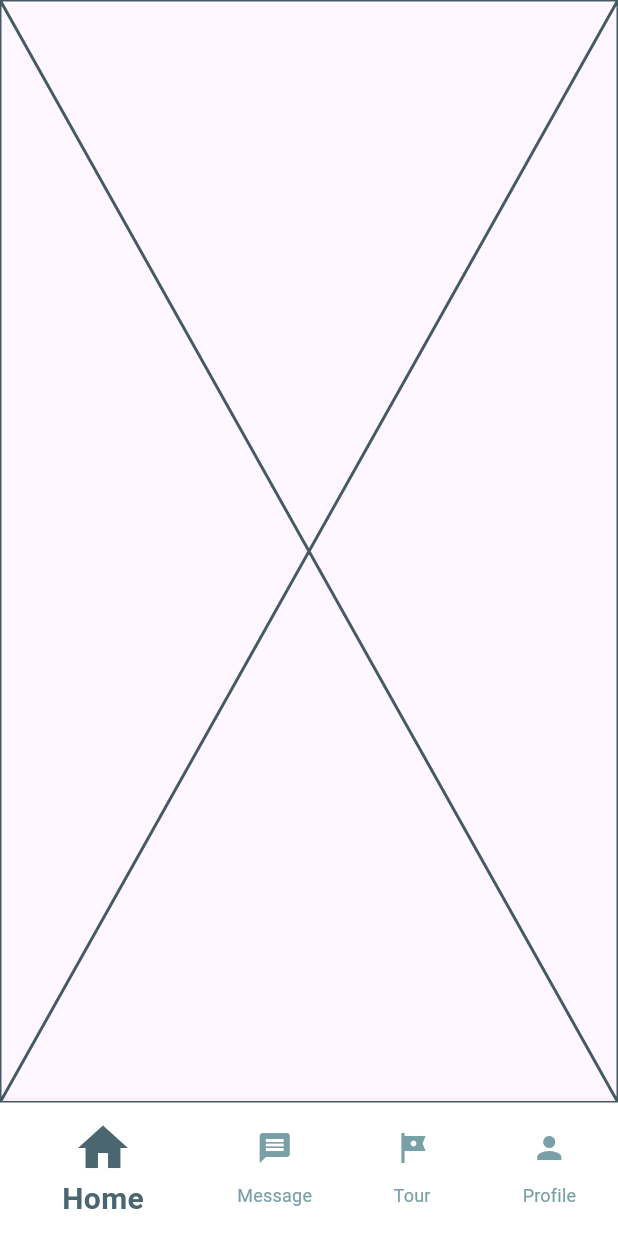
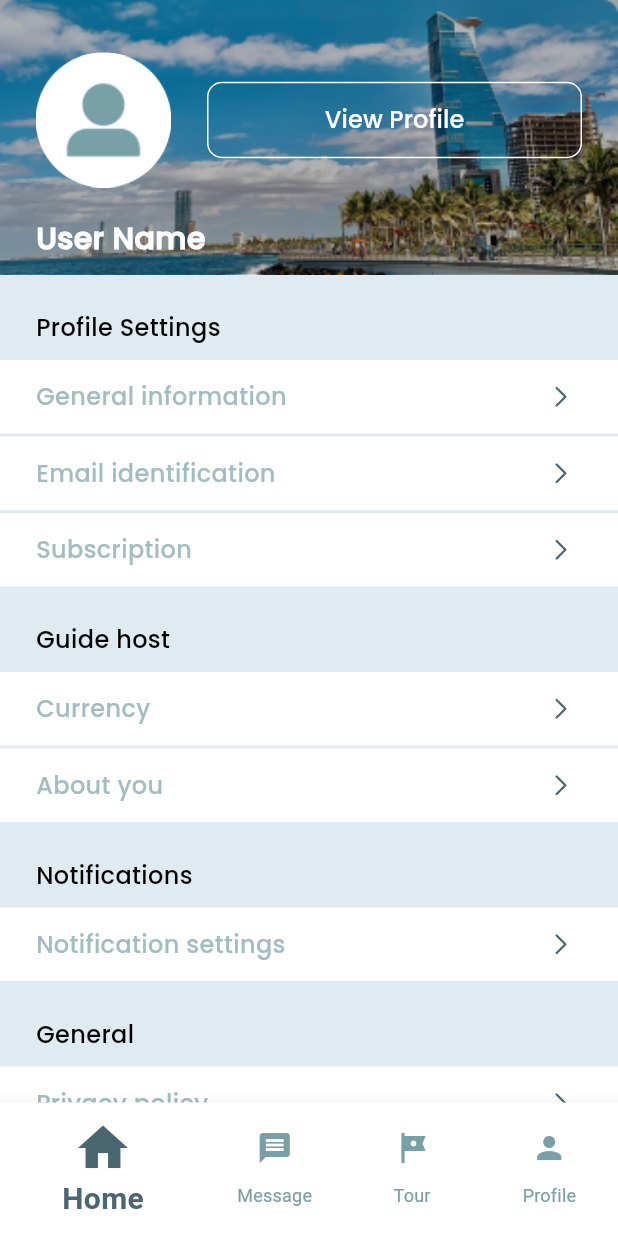
Before and after one commit to ftoome545/TravelMate-project, a Flutter app: the screen it shows after launch, swiped to page 4, on a phone screen of 412 x 824 dp. Run offline on Flutter 3.47's test engine with Material 3 defaults, Android fonts, the phone set to English and light mode, and no system bars; our stand-ins replace flutter_rating, flutter_svg.

Commit message:
finish ProfileScreen

```diff
--- a/lib/utils/app_images.dart
+++ b/lib/utils/app_images.dart
@@ -122,10 +122,6 @@ class Assets {
   /// assets/images/my_location_image.svg
   static const String imagesMyLocationImage = "assets/images/my_location_image.svg";
 
-  /// Assets for imagesNewTripImageScreen
-  /// assets/images/new_trip_image_screen.svg
-  static const String imagesNewTripImageScreen = "assets/images/new_trip_image_screen.svg";
-
   /// Assets for imagesOptionsIcon
   /// assets/images/options_icon.svg
   static const String imagesOptionsIcon = "assets/images/options_icon.svg";
@@ -135,8 +131,8 @@ class Assets {
   static const String imagesPlusAddIcon = "assets/images/plus_add_icon.svg";
 
   /// Assets for imagesProfileAvatarImage
-  /// assets/images/profile_avatar_image.svg
-  static const String imagesProfileAvatarImage = "assets/images/profile_avatar_image.svg";
+  /// assets/images/profile_avatar_image.png
+  static const String imagesProfileAvatarImage = "assets/images/profile_avatar_image.png";
 
   /// Assets for imagesProfileIcon
   /// assets/images/profile_icon.svg
@@ -149,14 +145,6 @@ class Assets {
   /// Assets for imagesQuoteIcon2
   /// assets/images/quote_icon_2.svg
   static const String imagesQuoteIcon2 = "assets/images/quote_icon_2.svg";
-
-  /// Assets for imagesRatingStarsConfirmScreen
-  /// assets/images/rating_stars_confirm_screen.svg
-  static const String imagesRatingStarsConfirmScreen = "assets/images/rating_stars_confirm_screen.svg";
-
-  /// Assets for imagesRatingStarsImage
-  /// assets/images/rating_stars_image.svg
-  static const String imagesRatingStarsImage = "assets/images/rating_stars_image.svg";
 
   /// Assets for imagesSarahCircleImage
   /// assets/images/Sarah_circle_image.png
--- a/lib/widgets/profile_screen.dart
+++ b/lib/widgets/profile_screen.dart
@@ -1,10 +1,158 @@
 import 'package:flutter/material.dart';
+import 'package:travel_mate/utils/app_styles.dart';
+import 'package:travel_mate/widgets/languages_and_activites_choose.dart';
+import 'package:travel_mate/widgets/profile_screen_user_avatar.dart';
+import 'package:travel_mate/widgets/white_container_filter_page.dart';
 
 class ProfileScreen extends StatelessWidget {
   const ProfileScreen({super.key});
 
   @override
   Widget build(BuildContext context) {
-    return const Placeholder();
+    return Scaffold(
+      backgroundColor: const Color(0xffDFEAF1),
+      body: SingleChildScrollView(
+        child: Column(
+          crossAxisAlignment: CrossAxisAlignment.start,
+          children: [
+            const ProfileScreenUserAvatar(),
+            const SizedBox(
+              height: 24,
+            ),
+            filterSubTitles('Profile Settings'),
+            const SizedBox(
+              height: 10,
+            ),
+            WhiteContainerFilterpage(
+                height: 49,
+                child: LanguagesAndActivitesChoose(
+                  onTap: () {},
+                  title: 'General information',
+                )),
+            const SizedBox(
+              height: 2,
+            ),
+            WhiteContainerFilterpage(
+                height: 49,
+                child: LanguagesAndActivitesChoose(
+                  onTap: () {},
+                  title: 'Email identification',
+                )),
+            const SizedBox(
+              height: 2,
+            ),
+            WhiteContainerFilterpage(
+                height: 49,
+                child: LanguagesAndActivitesChoose(
+                  onTap: () {},
+                  title: 'Subscription ',
+                )),
+            const SizedBox(
+              height: 24,
+            ),
+            filterSubTitles('Guide host'),
+            const SizedBox(
+              height: 10,
+            ),
+            WhiteContainerFilterpage(
+                height: 49,
+                child: LanguagesAndActivitesChoose(
+                  onTap: () {},
+                  title: 'Currency',
+                )),
+            const SizedBox(
+              height: 2,
+            ),
+            WhiteContainerFilterpage(
+                height: 49,
+                child: LanguagesAndActivitesChoose(
+                  onTap: () {},
+                  title: 'About you',
+                )),
+            const SizedBox(
+              height: 24,
+            ),
+            filterSubTitles('Notifications'),
+            const SizedBox(
+              height: 10,
+            ),
+            WhiteContainerFilterpage(
+                height: 49,
+                child: LanguagesAndActivitesChoose(
+                  onTap: () {},
+                  title: 'Notification settings',
+                )),
+            const SizedBox(
+              height: 24,
+            ),
+            filterSubTitles('General'),
+            const SizedBox(
+              height: 10,
+            ),
+            WhiteContainerFilterpage(
+                height: 49,
+                child: LanguagesAndActivitesChoose(
+                  onTap: () {},
+                  title: 'Privacy policy',
+                )),
+            const SizedBox(
+              height: 2,
+            ),
+            WhiteContainerFilterpage(
+                height: 49,
+                child: LanguagesAndActivitesChoose(
+                  onTap: () {},
+                  title: 'Terms of service',
+                )),
+            const SizedBox(
+              height: 2,
+            ),
+            WhiteContainerFilterpage(
+                height: 49,
+                child: LanguagesAndActivitesChoose(
+                  onTap: () {},
+                  title: 'Delete account',
+                )),
+            const SizedBox(
+              height: 24,
+            ),
+            Center(
+              child: TextButton(
+                  onPressed: () {},
+                  child: Text(
+                    'Log out',
+                    style: AppStyles.styleSemiBold18.copyWith(
+                      color: const Color(0xffFF3B30),
+                    ),
+                  )),
+            ),
+            const SizedBox(
+              height: 24,
+            ),
+            const Center(
+              child: Text(
+                'Version 1.0.0',
+                style: AppStyles.styleRegular12,
+              ),
+            ),
+            const SizedBox(
+              height: 24,
+            ),
+          ],
+        ),
+      ),
+    );
+  }
+
+  Padding filterSubTitles(String filterSubTitle) {
+    return Padding(
+      padding: const EdgeInsets.only(left: 24),
+      child: Text(
+        filterSubTitle,
+        style: AppStyles.styleMedium16.copyWith(
+          color: Colors.black,
+        ),
+      ),
+    );
   }
 }
--- /dev/null
+++ b/lib/widgets/profile_screen_user_avatar.dart
@@ -0,0 +1,102 @@
+import 'package:flutter/material.dart';
+import 'package:travel_mate/utils/app_images.dart';
+import 'package:travel_mate/utils/app_styles.dart';
+
+class ProfileScreenUserAvatar extends StatelessWidget {
+  const ProfileScreenUserAvatar({
+    super.key,
+  });
+
+  @override
+  Widget build(BuildContext context) {
+    return SizedBox(
+      // width: double.infinity,
+      // height: double.infinity,
+      height: 183,
+      child: Stack(
+        // alignment: Alignment.topCenter,
+        children: [
+          Positioned(
+            top: 0,
+            left: 0,
+            right: 0,
+            child: Image.asset(
+              Assets.imagesBackGroundImageJeddah,
+              fit: BoxFit.cover,
+            ),
+          ),
+          Positioned(
+            top: 0,
+            left: 0,
+            right: 0,
+            child: Container(
+              height: 183,
+              color: Colors.black.withOpacity(0.3),
+            ),
+          ),
+          Column(
+            crossAxisAlignment: CrossAxisAlignment.start,
+            children: [
+              const SizedBox(
+                height: 35,
+              ),
+              Row(
+                children: [
+                  const SizedBox(
+                    width: 24,
+                  ),
+                  CircleAvatar(
+                    radius: 45,
+                    backgroundColor: Colors.white,
+                    child: Image.asset(Assets.imagesProfileAvatarImage),
+                  ),
+                  const SizedBox(
+                    width: 24,
+                  ),
+                  Expanded(
+                    child: SizedBox(
+                        height: 51,
+                        child: ElevatedButton(
+                            style: ElevatedButton.styleFrom(
+                              backgroundColor: Colors.transparent,
+                              shadowColor: Colors.transparent,
+                              elevation: 0,
+                              shape: RoundedRectangleBorder(
+                                  borderRadius: BorderRadius.circular(10),
+                                  side: const BorderSide(color: Colors.white)),
+                            ),
+                            onPressed: () {},
+                            child: Text(
+                              'View Profile',
+                              style: AppStyles.styleMedium16
+                                  .copyWith(color: Colors.white),
+                            ))),
+                  ),
+                  const SizedBox(
+                    width: 24,
+                  ),
+                ],
+              ),
+              const SizedBox(
+                height: 20,
+              ),
+              const Row(
+                children: [
+                  SizedBox(
+                    width: 24,
+                  ),
+                  Expanded(
+                    child: Text(
+                      'User Name',
+                      style: AppStyles.styleBold20,
+                    ),
+                  ),
+                ],
+              ),
+            ],
+          ),
+        ],
+      ),
+    );
+  }
+}
```
Also changed, not shown: assets/images/Ahmed_guide_circle_image.svg (deleted), assets/images/guide_image_in_confirm_screen.svg (deleted), assets/images/new_trip_image_screen.svg (deleted), assets/images/profile_avatar_image.png (added), assets/images/profile_avatar_image.svg (deleted), assets/images/rating_stars_confirm_screen.svg (deleted), assets/images/rating_stars_image.svg (deleted), assets/images/travelMate_logo.svg (deleted), 2 other files.
